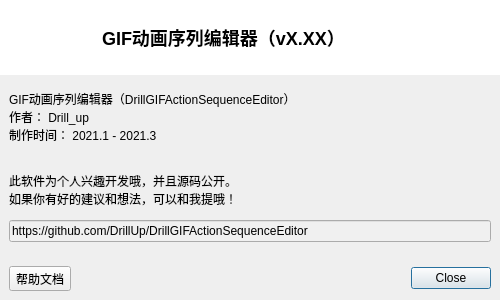
Old version of the form DrillGIFActionSequenceEditor/Source/MainModule/about/w_SoftwareAbout.ui in the repository DrillUp/DrillGIFActionSequenceEditor.
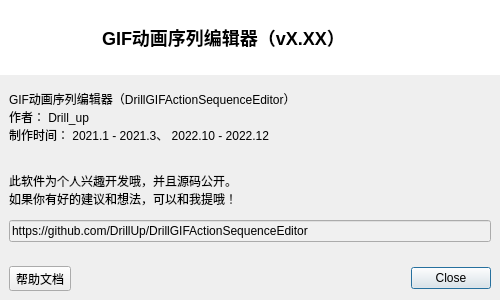
New version of the form. Icons and pictures are not drawn.

The edit to the form file:
```diff
--- a/DrillGIFActionSequenceEditor/Source/MainModule/about/w_SoftwareAbout.ui
+++ b/DrillGIFActionSequenceEditor/Source/MainModule/about/w_SoftwareAbout.ui
@@ -175,7 +175,7 @@
            <property name="text">
             <string>GIF动画序列编辑器（DrillGIFActionSequenceEditor）
 作者： Drill_up
-制作时间： 2021.1 - 2021.3
+制作时间： 2021.1 - 2021.3、 2022.10 - 2022.12
 
 
 此软件为个人兴趣开发哦，并且源码公开。
```
